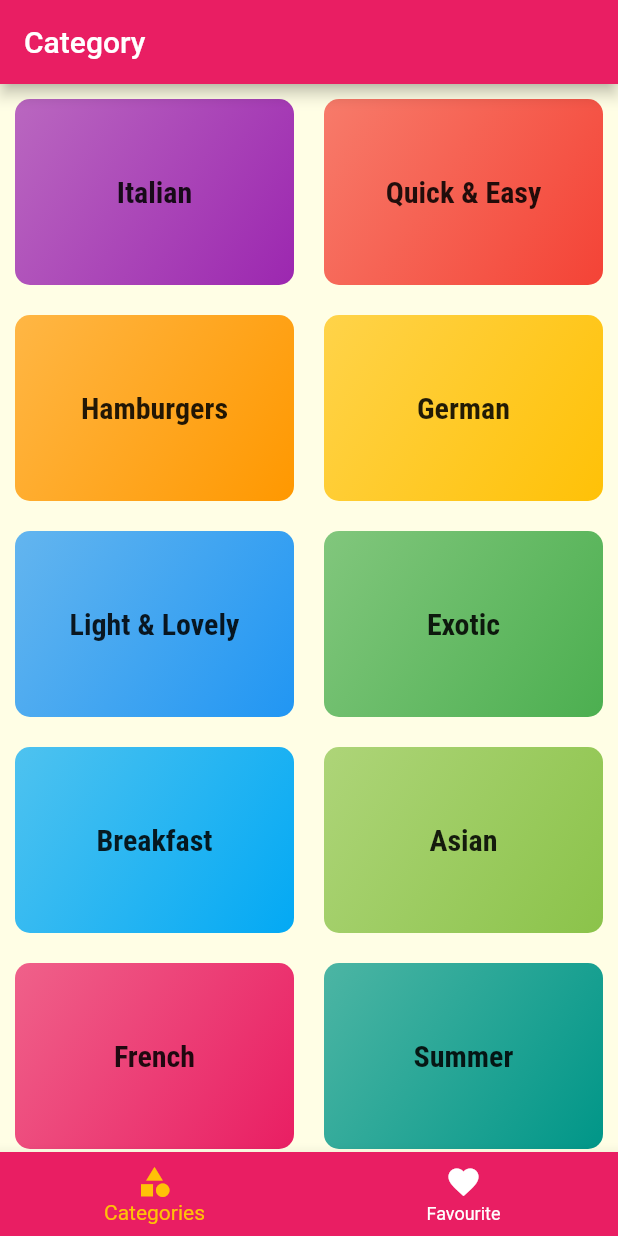
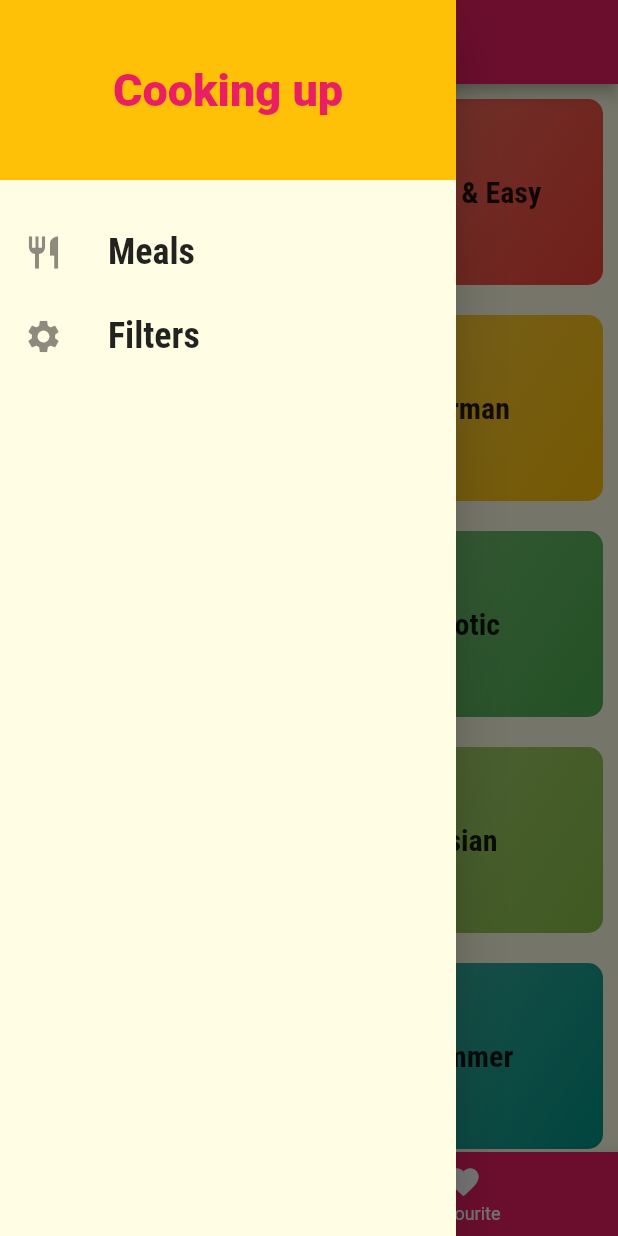
Before and after one commit to CodingEyes6/Recipe-App, a Flutter app: the screen it shows after launch, with the side drawer open (before the commit the screen has no drawer), on a phone screen of 412 x 824 dp. Run offline on Flutter 3.47's test engine with Material 2 defaults, Android fonts, the phone set to English and light mode, and no system bars.

Commit message:
add drawer design

```diff
--- a/lib/components/appBar.dart
+++ b/lib/components/appBar.dart
@@ -6,6 +6,7 @@ AppBar buildAppBar(String titile){
 
 return AppBar(
   title: Text(titile),
+
 );
 
 }
--- a/lib/screens/Category/category_screen.dart
+++ b/lib/screens/Category/category_screen.dart
@@ -2,9 +2,7 @@
 
 import 'package:flutter/material.dart';
 import 'components/category_items_list.dart';
-
-
-import '../../constants/padding_constants.dart';
+import '../../constants/padding.dart';
 
 class CategoryScreen extends StatelessWidget {
   @override
@@ -17,6 +15,7 @@ class CategoryScreen extends StatelessWidget {
       padding: allPadding10,
       gridDelegate: gridDelegate,
       children: categoryItemsList(),
+
     );
   }
 
--- a/lib/screens/Category/components/category_item.dart
+++ b/lib/screens/Category/components/category_item.dart
@@ -5,18 +5,24 @@ import '../../../styles/textstyles.dart';
 import 'container_background.dart';
 import '../../../constants/border_radius.dart';
 import '../../../Colors/colors.dart';
-import '../../../constants/padding_constants.dart';
+import '../../../constants/padding.dart';
 import '../../../Routes/routes.dart';
 
 class CategoryItem extends StatelessWidget {
-  final String id;
-  final String title;
-  final Color color;
 
-  const CategoryItem(this.id, this.title, this.color);
+
+  static const argsId = 'id';
+  static const argsTitle = 'title';
+
+
+  final String categoryId;
+  final String categoryTitle;
+  final Color categoryColor;
+
+  const CategoryItem(this.categoryId, this.categoryTitle, this.categoryColor);
 
   Map<String, String> selectedCategoryData() {
-    return {'id': id, 'title': title};
+    return {CategoryItem.argsId: categoryId, CategoryItem.argsTitle: categoryTitle};
   }
 
   void selectCategory(BuildContext context) {
@@ -38,14 +44,14 @@ class CategoryItem extends StatelessWidget {
     return Container(
       padding: allPadding10,
       alignment: Alignment.center,
-      decoration: containerBackground(color: color),
+      decoration: containerBackground(color: categoryColor),
       child: categoryText(),
     );
   }
 
   Widget categoryText() {
     return Text(
-      title,
+      categoryTitle,
      style: titleTextStyle,
     );
   }
--- a/lib/screens/MealDetail/meal_detail_screen.dart
+++ b/lib/screens/MealDetail/meal_detail_screen.dart
@@ -13,7 +13,7 @@ class MealDetailScreen extends StatelessWidget {
   @override
   Widget build(BuildContext context) {
 
-  final args =  ModalRoute.of(context)!.settings.arguments as String;
+  String args =  ModalRoute.of(context)!.settings.arguments as String;
 final selectedMeal = DUMMY_MEALS.firstWhere((meal) => meal.id == args);
 
     return Scaffold(
--- /dev/null
+++ b/lib/screens/tabs/Drawer/drawer.dart
@@ -0,0 +1,62 @@
+import 'package:flutter/material.dart';
+import '../../../Colors/colors.dart';
+
+class MainDrawer extends StatelessWidget {
+  @override
+  Widget build(BuildContext context) {
+    return Drawer(
+      child: Column(
+        children: [
+          topBox(),
+          const SizedBox(
+            height: 20,
+          ),
+          bottomPart()
+        ],
+      ),
+    );
+  }
+
+  Widget topBox() {
+    return Container(
+      color: accentColor,
+      width: double.infinity,
+      height: 120,
+      alignment: Alignment.center,
+      child: topBoxTitleText(),
+    );
+  }
+
+  Widget topBoxTitleText() {
+    return const Text(
+      'Cooking up',
+      style: TextStyle(
+          fontWeight: FontWeight.w900, fontSize: 30, color: primaryColor),
+    );
+  }
+
+  Widget bottomPart() {
+    return Column(
+      children: [
+        buildItem(Icons.restaurant, 'Meals'),
+          buildItem(Icons.settings ,'Filters'),
+      ],
+    );
+  }
+
+  Widget buildItem(IconData icon, String text) {
+    return ListTile(
+      leading: Icon(
+        icon,
+        size: 26,
+      ),
+      title: Text(
+        text,
+        style: style,
+      ),
+    );
+  }
+
+ final TextStyle style = const TextStyle(
+      fontSize: 24, fontFamily: 'RobotoCondensed', fontWeight: FontWeight.bold);
+}
--- a/lib/screens/tabs/tabs.dart
+++ b/lib/screens/tabs/tabs.dart
@@ -5,6 +5,7 @@ import 'package:flutter/material.dart';
 import '../favourite/favourite_screen.dart';
 import '../Category/category_screen.dart';
 import '../../Colors/colors.dart';
+import './Drawer/drawer.dart';
 
 class TabScreen extends StatefulWidget {
   @override
@@ -38,16 +39,23 @@ class _TabScreenState extends State<TabScreen> {
         title: Text( _pages[_selectedPageIndex]['title'] as String),
       ),
       body: _pages[_selectedPageIndex]['page'] as Widget,
-      bottomNavigationBar: BottomNavigationBar(
+      bottomNavigationBar: buildBottomNavBar(),
+      drawer: MainDrawer(),
+    );
+  }
+
+
+
+ BottomNavigationBar buildBottomNavBar(){
+   return BottomNavigationBar(
         onTap: _selectPage,
         unselectedItemColor: Colors.white,
         selectedItemColor: accentColor,
         backgroundColor: primaryColor,
         currentIndex: _selectedPageIndex,
         items: botttomTabBarItemsList(),
-      ),
-    );
-  }
+      );
+ }
 
   List<BottomNavigationBarItem> botttomTabBarItemsList() {
     return [
```
Also changed, not shown: lib/screens/Meal/components/meal_item.dart (+19 -19 lines), lib/screens/Meal/components/meals_list.dart (+9 -7 lines), lib/screens/Meal/meals_screen.dart (+9 -9 lines), lib/constants/app_name.dart (renamed from lib/constants/app_bar_titles.dart), lib/constants/padding.dart (renamed from lib/constants/padding_constants.dart).
